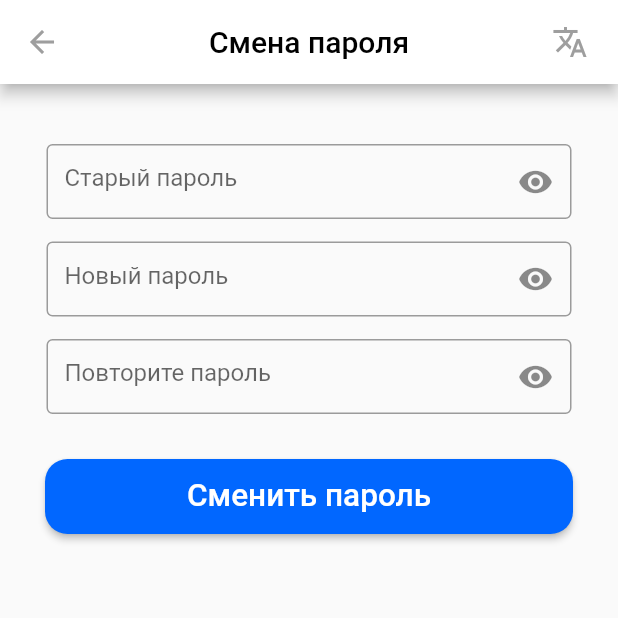
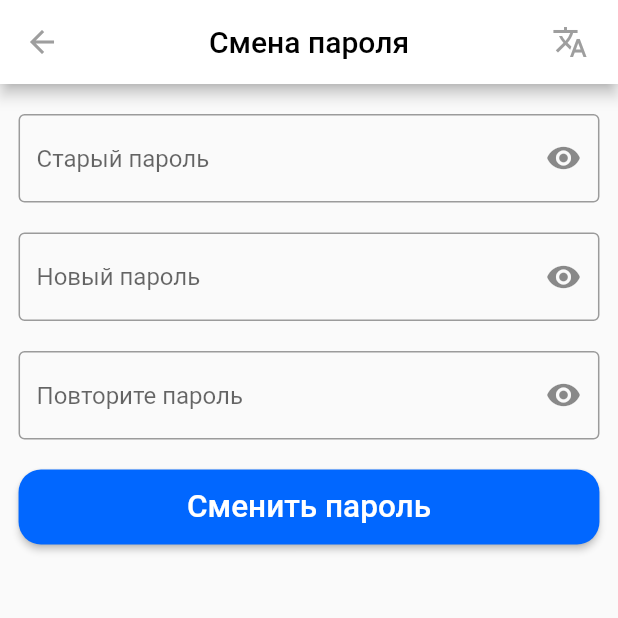
Before and after one commit to Nekori228/EmTest, a Flutter app: the password_change screen opened by its route, on a phone screen of 412 x 824 dp, the top half of it. Run offline on Flutter 3.47's test engine with Material 2 defaults, Android fonts, the phone set to English and light mode, and no system bars; our stand-ins replace cloud_firestore, dropdown_button2, easy_localization, email_validator, firebase_auth, firebase_core and 5 more; missing offline and left inert: passwordfield; accounts and stored records are empty; project files that could hold a hidden picture were left out.

Commit message:
Change size, add new video player

```diff
--- a/lib/pages/change_password.dart
+++ b/lib/pages/change_password.dart
@@ -39,15 +39,15 @@ class _password_changeState extends State<password_change> {
       ),
       body: SingleChildScrollView(
         scrollDirection: Axis.vertical,
-        child: Center(
+        child: Container(
+          margin: EdgeInsets.symmetric(
+              horizontal: MediaQuery.of(context).size.width * 0.03),
           child: Column(
             children: [
-              Padding(
-                padding: const EdgeInsets.fromLTRB(0, 40, 0, 5),
-                child: SizedBox(
-                  width: 350,
-                  height: 50,
-                  child: TextFormField(
+              SizedBox(
+                height: 20,
+              ),
+              TextFormField(
                 decoration: InputDecoration(
                   border: OutlineInputBorder(),
                   hintText: "Старый пароль",
@@ -64,14 +64,10 @@ class _password_changeState extends State<password_change> {
                 ),
                 obscureText: _obscureText1,
               ),
+              SizedBox(
+                height: 20,
               ),
-              ),
-              Padding(
-                padding: const EdgeInsets.fromLTRB(0, 10, 0, 5),
-                child: SizedBox(
-                  width: 350,
-                  height: 50,
-                  child: TextFormField(
+              TextFormField(
                 decoration: InputDecoration(
                   border: OutlineInputBorder(),
                   hintText: "Новый пароль",
@@ -88,14 +84,10 @@ class _password_changeState extends State<password_change> {
                 ),
                 obscureText: _obscureText2,
               ),
+              SizedBox(
+                height: 20,
               ),
-              ),
-              Padding(
-                padding: const EdgeInsets.fromLTRB(0, 10, 0, 30),
-                child: SizedBox(
-                  width: 350,
-                  height: 50,
-                  child: TextFormField(
+              TextFormField(
                 decoration: InputDecoration(
                   border: OutlineInputBorder(),
                   hintText: "Повторите пароль",
@@ -112,7 +104,8 @@ class _password_changeState extends State<password_change> {
                 ),
                 obscureText: _obscureText3,
               ),
-                ),
+              SizedBox(
+                height: 20,
               ),
               ElevatedButton(
                 style: ButtonStyle(
@@ -122,7 +115,6 @@ class _password_changeState extends State<password_change> {
                         borderRadius: BorderRadius.circular(15)))),
                 onPressed: () {},
                 child: SizedBox(
-                  width: 320,
                   height: 50,
                   child: Center(
                     child: Text(
--- a/lib/pages/finansal_date.dart
+++ b/lib/pages/finansal_date.dart
@@ -30,7 +30,9 @@ class date extends StatelessWidget {
       ),
       body: SingleChildScrollView(
         scrollDirection: Axis.vertical,
-        child: Center(
+        child: Container(
+          margin: EdgeInsets.symmetric(
+              horizontal: MediaQuery.of(context).size.width * 0.05),
           child: Column(
             children: [
               pdf_block(),
--- a/lib/pages/intro_test.dart
+++ b/lib/pages/intro_test.dart
@@ -97,7 +97,6 @@ class block_grey extends StatelessWidget {
   @override
   Widget build(BuildContext context) {
     return Container(
-      width: 360,
       height: 1,
       color: Colors.grey,
     );
--- a/pubspec.yaml
+++ b/pubspec.yaml
@@ -41,12 +41,17 @@ dependencies:
   easy_localization: ^3.0.1
   passwordfield: ^0.1.0
   video_player: ^2.4.10
+  visibility_detector: ^0.4.0+2
+  flick_video_player: ^0.5.0
+
+  auto_orientation: ^1.0.5
   firebase_core: ^2.5.0
   firebase_auth: ^4.0.2
   email_validator: ^2.1.17
   flutter_svg: ^2.0.4
   flutter_downloader: ^1.10.2
   path_provider: ^2.0.14
+
 
 dev_dependencies:
   flutter_launcher_icons: ^0.12.0
```
Also changed, not shown: lib/pages/applications.dart (+16 -19 lines), lib/pages/bio.dart (+17 -22 lines), lib/pages/news2.dart (+77 -1 lines), lib/pages/test_file.dart (added, +78 -0 lines), pubspec.lock. Lines whose indentation alone changed are shown as unchanged.
